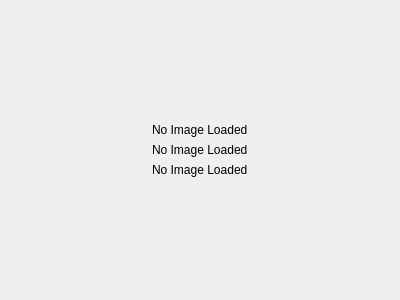
First picture: the form in mainwindow.ui, repository stampho/qt-fourier-demo, before the edit.
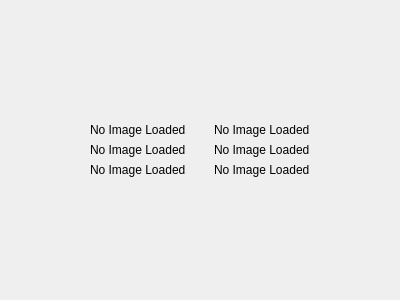
Second picture: the form after the edit.

Diff of the .ui file:
```diff
--- a/mainwindow.ui
+++ b/mainwindow.ui
@@ -15,6 +15,60 @@
   </property>
   <widget class="QWidget" name="centralWidget">
    <layout class="QGridLayout" name="gridLayout">
+    <item row="1" column="1">
+     <widget class="QWidget" name="viewRef" native="true">
+      <layout class="QVBoxLayout" name="verticalLayout">
+       <item>
+        <widget class="QLabel" name="originalImageRef">
+         <property name="text">
+          <string>No Image Loaded</string>
+         </property>
+        </widget>
+       </item>
+       <item>
+        <widget class="QLabel" name="magnitudeImageRef">
+         <property name="text">
+          <string>No Image Loaded</string>
+         </property>
+        </widget>
+       </item>
+       <item>
+        <widget class="QLabel" name="phaseImageRef">
+         <property name="text">
+          <string>No Image Loaded</string>
+         </property>
+        </widget>
+       </item>
+      </layout>
+     </widget>
+    </item>
+    <item row="1" column="3">
+     <widget class="QWidget" name="viewMod" native="true">
+      <layout class="QVBoxLayout" name="verticalLayout_2">
+       <item>
+        <widget class="QLabel" name="originalImageMod">
+         <property name="text">
+          <string>No Image Loaded</string>
+         </property>
+        </widget>
+       </item>
+       <item>
+        <widget class="QLabel" name="magnitudeImageMod">
+         <property name="text">
+          <string>No Image Loaded</string>
+         </property>
+        </widget>
+       </item>
+       <item>
+        <widget class="QLabel" name="phaseImageMod">
+         <property name="text">
+          <string>No Image Loaded</string>
+         </property>
+        </widget>
+       </item>
+      </layout>
+     </widget>
+    </item>
     <item row="0" column="1">
      <spacer name="verticalSpacer">
       <property name="orientation">
@@ -41,34 +95,7 @@
       </property>
      </spacer>
     </item>
-    <item row="1" column="1">
-     <widget class="QWidget" name="view" native="true">
-      <layout class="QVBoxLayout" name="verticalLayout">
-       <item>
-        <widget class="QLabel" name="originalImage">
-         <property name="text">
-          <string>No Image Loaded</string>
-         </property>
-        </widget>
-       </item>
-       <item>
-        <widget class="QLabel" name="magnitudeImage">
-         <property name="text">
-          <string>No Image Loaded</string>
-         </property>
-        </widget>
-       </item>
-       <item>
-        <widget class="QLabel" name="phaseImage">
-         <property name="text">
-          <string>No Image Loaded</string>
-         </property>
-        </widget>
-       </item>
-      </layout>
-     </widget>
-    </item>
-    <item row="1" column="2">
+    <item row="1" column="4">
      <spacer name="horizontalSpacer_2">
       <property name="orientation">
        <enum>Qt::Horizontal</enum>
@@ -94,6 +121,22 @@
       </property>
      </spacer>
     </item>
+    <item row="1" column="2">
+     <spacer name="horizontalSpacer_3">
+      <property name="orientation">
+       <enum>Qt::Horizontal</enum>
+      </property>
+      <property name="sizeType">
+       <enum>QSizePolicy::Maximum</enum>
+      </property>
+      <property name="sizeHint" stdset="0">
+       <size>
+        <width>10</width>
+        <height>20</height>
+       </size>
+      </property>
+     </spacer>
+    </item>
    </layout>
   </widget>
  </widget>
```
